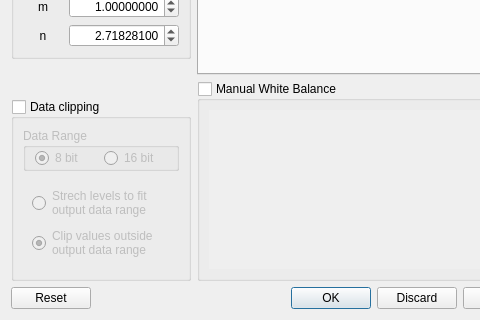
Above: lxnstack-git/src/ui/levels_dialog.ui from mauritiusdadd/lxnstack before the change; both pictures show x 0 to 480 and y 160 to 480 of the 640 by 480 pixel window. Below: the same form after it.
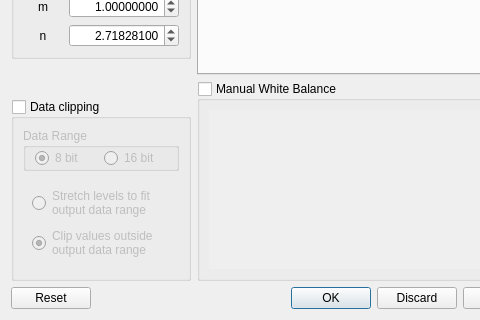
That is the form after the change.

Diff of the .ui file:
```diff
--- a/lxnstack-git/src/ui/levels_dialog.ui
+++ b/lxnstack-git/src/ui/levels_dialog.ui
@@ -460,7 +460,7 @@
              <item>
               <widget class="QRadioButton" name="dataClippingFitDataRadioButton">
                <property name="text">
-                <string>Strech levels to fit 
+                <string>Stretch levels to fit 
 output data range</string>
                </property>
               </widget>
```
